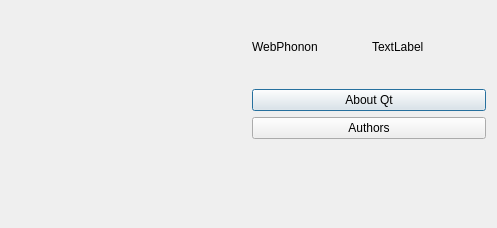
Above: aboutdialog.ui from Zakhrov/WebPhonon before the change. Below: the same form after it.
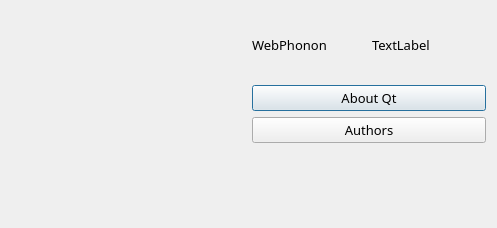
That is the form after the change. Icons and pictures are not drawn.

Diff of the .ui file:
```diff
--- a/aboutdialog.ui
+++ b/aboutdialog.ui
@@ -16,6 +16,15 @@
   <layout class="QGridLayout" name="gridLayout">
    <item row="1" column="1">
     <widget class="QPushButton" name="pushButton">
+     <property name="font">
+      <font>
+       <family>AR CENA</family>
+       <pointsize>10</pointsize>
+      </font>
+     </property>
+     <property name="styleSheet">
+      <string notr="true">background-color: &quot;white&quot;</string>
+     </property>
      <property name="text">
       <string>About Qt</string>
      </property>
@@ -38,6 +47,12 @@
     <layout class="QHBoxLayout" name="horizontalLayout">
      <item>
       <widget class="QLabel" name="label_2">
+       <property name="font">
+        <font>
+         <family>AR CENA</family>
+         <pointsize>10</pointsize>
+        </font>
+       </property>
        <property name="text">
         <string>WebPhonon</string>
        </property>
@@ -45,6 +60,12 @@
      </item>
      <item>
       <widget class="QLabel" name="label_3">
+       <property name="font">
+        <font>
+         <family>AR CENA</family>
+         <pointsize>10</pointsize>
+        </font>
+       </property>
        <property name="text">
         <string>TextLabel</string>
        </property>
@@ -54,6 +75,15 @@
    </item>
    <item row="2" column="1">
     <widget class="QPushButton" name="pushButton_2">
+     <property name="font">
+      <font>
+       <family>AR CENA</family>
+       <pointsize>10</pointsize>
+      </font>
+     </property>
+     <property name="styleSheet">
+      <string notr="true">background-color: &quot;white&quot;</string>
+     </property>
      <property name="text">
       <string>Authors</string>
      </property>
```
Left out of the diff: 6 changed lines with no effect on the pictures.
